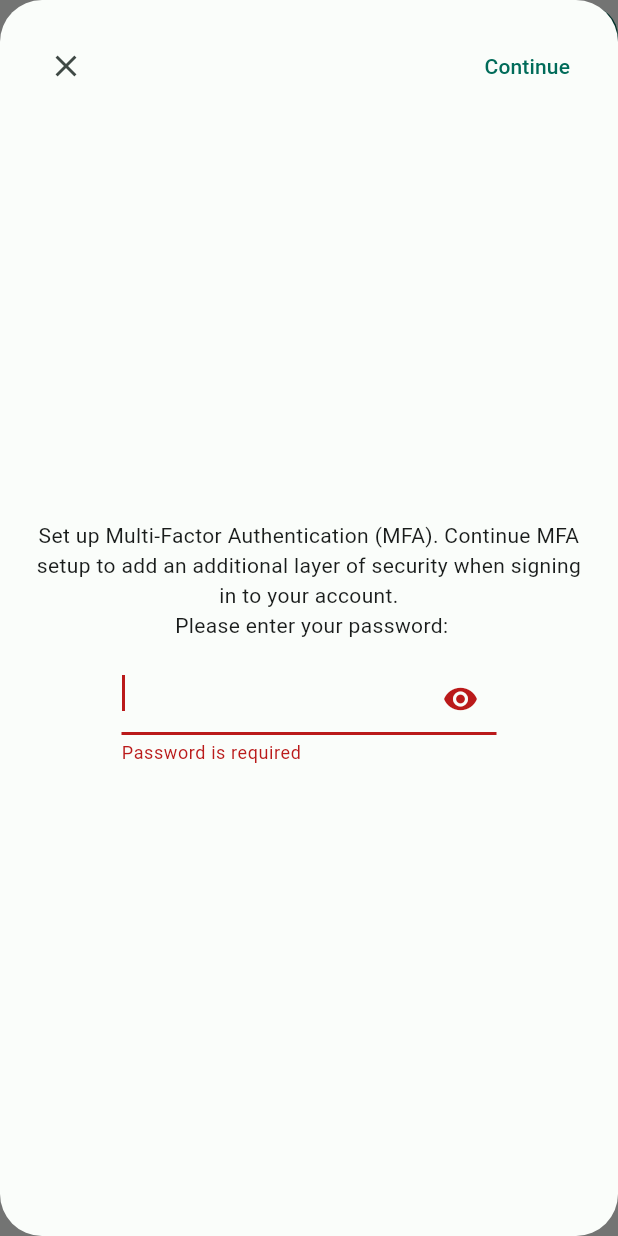
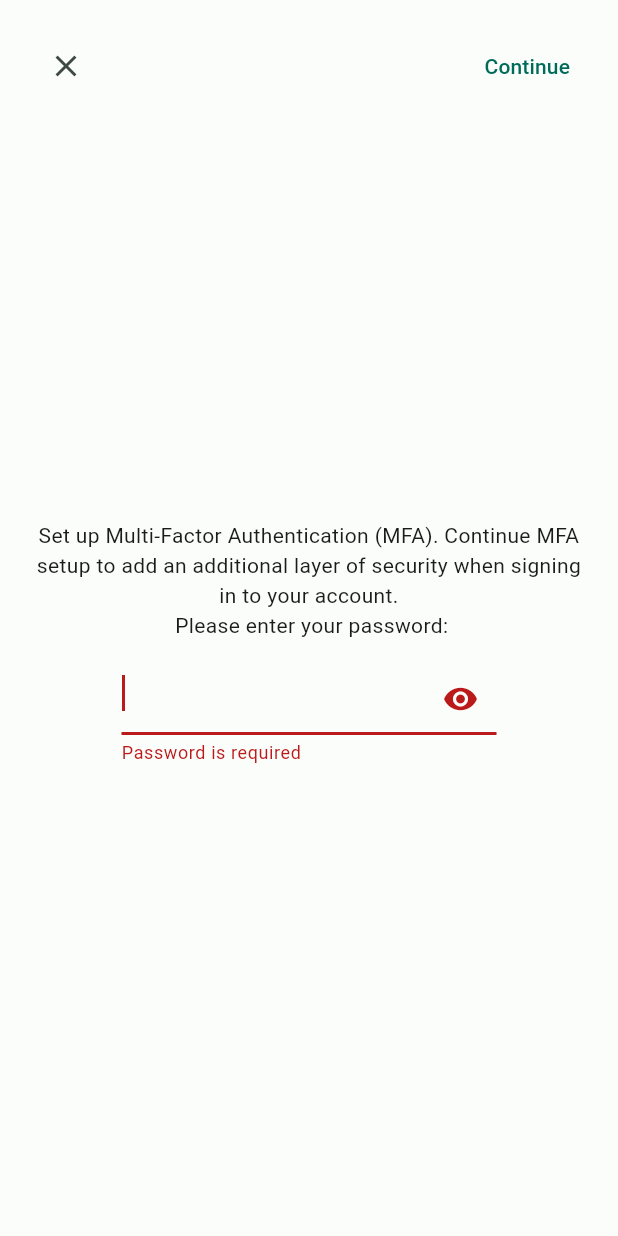
Before and after one commit to CityOfLosAngeles/angeleno-my-account, a Flutter app: the AdvancedSecurityScreen widget shown alone on an empty page, opened directly with empty values, after a tap on "Enable", on a phone screen of 412 x 824 dp. Run offline on Flutter 3.47's test engine with Material 3 defaults, Android fonts, the light colour scheme and no system bars; our stand-ins replace intl_phone_number_input, qr_flutter, url_strategy; missing offline and left inert: auth0_flutter, dart_jsonwebtoken; accounts and stored records are empty; network calls fail.

Commit message:
Update Advanced Security Screen & Dialogs
- Autofocus and Enforce Phone Validation in non-test mode
- Introduce a variable to determine if running flutter test
- Dialog return values as ints, instead of type conversion
- Implement full screen dialog on mobile view
- Change phone number input country code to bottom sheet to prevent
loading all flags on widget mount. Also had issues on mobile.

```diff
--- a/lib/utils/constants.dart
+++ b/lib/utils/constants.dart
@@ -8,6 +8,9 @@ const cloudFunctionURL =
     String.fromEnvironment('CLOUD_FUNCTIONS_URL');
 const serviceAccountSecret = String.fromEnvironment('SA_SECRET_KEY');
 const serviceAccountEmail = String.fromEnvironment('SA_EMAIL');
+
+/* Media Query Breakpoints */
+const double smallScreen = 430;
 
 /* Colors */
 ColorScheme colorScheme = const ColorScheme(
--- a/lib/views/dialogs/authenticator.dart
+++ b/lib/views/dialogs/authenticator.dart
@@ -125,7 +125,7 @@ class _AuthenticatorDialogState extends State<AuthenticatorDialog> {
 
     auth0UserApi.confirmMFA(body).then((final response) {
       if (response.statusCode == HttpStatus.ok) {
-        Navigator.pop(context, response.statusCode.toString());
+        Navigator.pop(context, response.statusCode);
         ScaffoldMessenger.of(context).showSnackBar( const SnackBar(
           behavior: SnackBarBehavior.floating,
           width: 280.0,
@@ -320,10 +320,7 @@ class _AuthenticatorDialogState extends State<AuthenticatorDialog> {
     confirmationScreen
   ];
 
-  @override
-  Widget build(final BuildContext context) => Dialog(
-    insetPadding: EdgeInsets.zero,
-    child: SizedBox(
+  Widget get dialogBody => SizedBox(
     width: double.infinity,
     height: double.infinity,
     child: PageView.builder(
@@ -339,6 +336,20 @@ class _AuthenticatorDialogState extends State<AuthenticatorDialog> {
           child: screens[_pageIndex]
       )
     ),
+  );
+
+  @override
+  Widget build(final BuildContext context) {
+    final double screenWidth = MediaQuery.of(context).size.width;
+    final bool isSmallScreen = screenWidth < smallScreen;
+
+    return isSmallScreen ?
+      Dialog.fullscreen(
+        child: dialogBody
       )
+      :
+      Dialog(
+        child: dialogBody
       );
   }
+}
```
Also changed, not shown: lib/views/dialogs/mobile.dart (+29 -10 lines), lib/views/screens/advanced_security_screen.dart (+13 -13 lines). Lines whose indentation alone changed are shown as unchanged.
